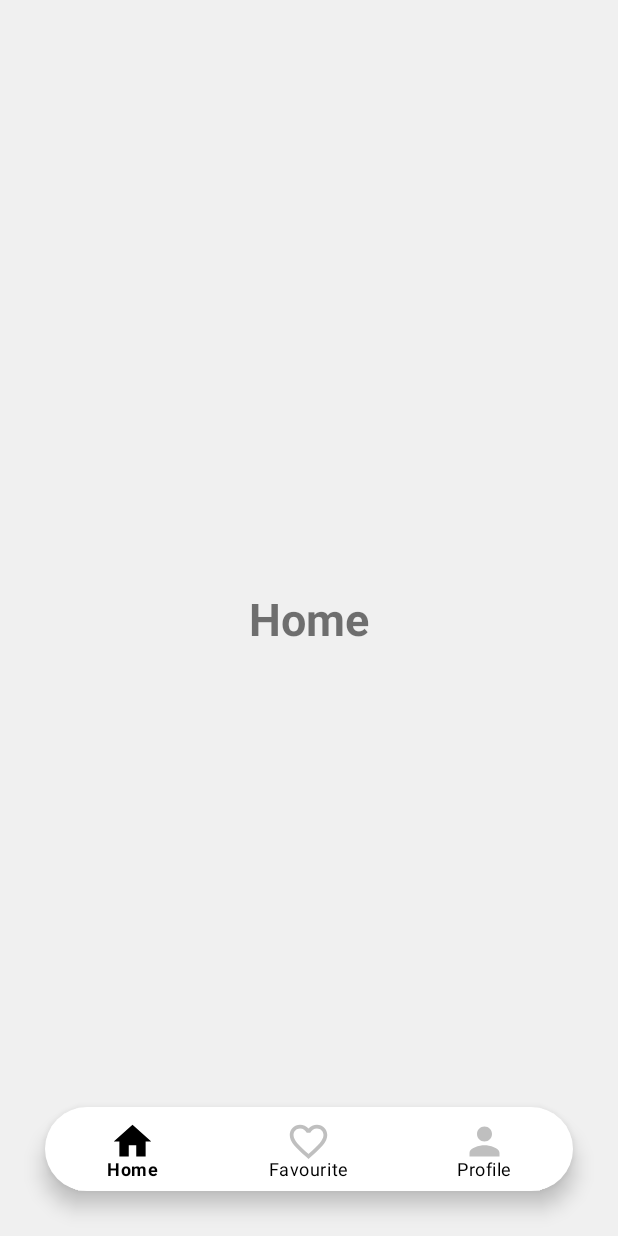
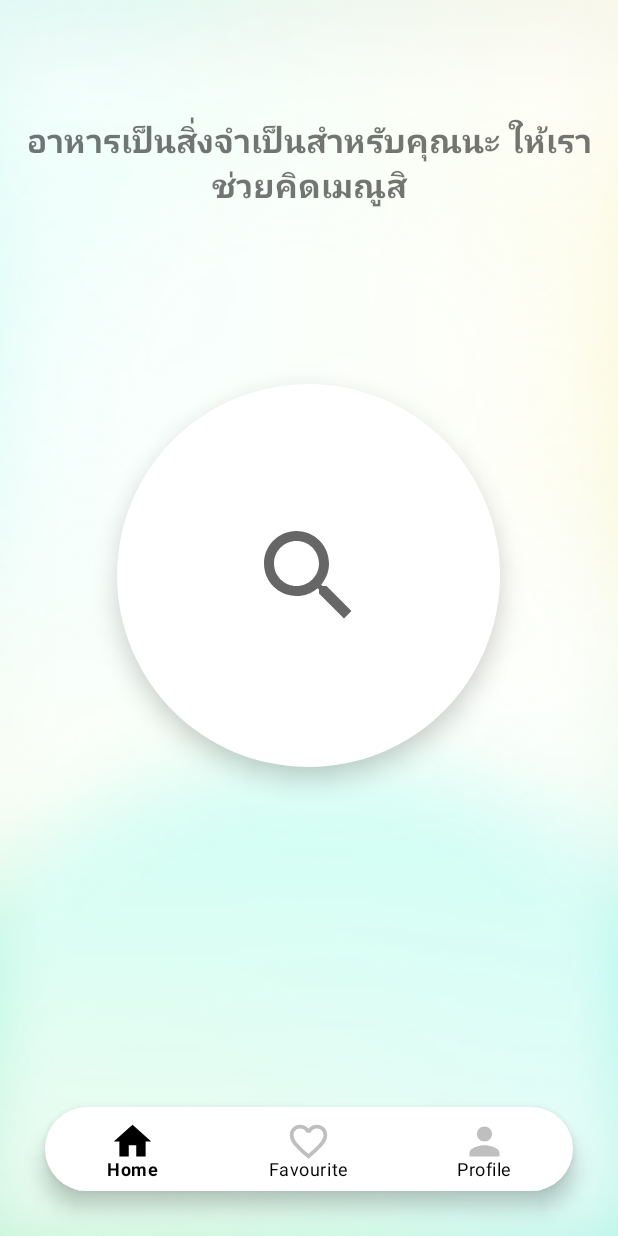
Before and after one commit to Raphdevv/Project_CSS3211, an Android app: the HomeFragment screen opened directly, with no data from a screen before it, on a phone screen of 412 x 824 dp. Run offline under Robolectric (Android 15) with nearby library versions, the phone set to English and light mode, and no system bars.

```diff
--- a/app/src/main/java/com/example/projectcss3211/HomeFragment.java
+++ b/app/src/main/java/com/example/projectcss3211/HomeFragment.java
@@ -7,6 +7,8 @@ import androidx.fragment.app.Fragment;
 import android.view.LayoutInflater;
 import android.view.View;
 import android.view.ViewGroup;
+import android.widget.Button;
+import android.widget.TextView;
 
 /**
  * A simple {@link Fragment} subclass.
@@ -17,6 +19,7 @@ public class HomeFragment extends Fragment {
 
     // TODO: Rename parameter arguments, choose names that match
     // the fragment initialization parameters, e.g. ARG_ITEM_NUMBER
+    private TextView greeting;
     private static final String ARG_PARAM1 = "param1";
     private static final String ARG_PARAM2 = "param2";
 
@@ -56,9 +59,12 @@ public class HomeFragment extends Fragment {
     }
 
     @Override
-    public View onCreateView(LayoutInflater inflater, ViewGroup container,
-                             Bundle savedInstanceState) {
-        // Inflate the layout for this fragment
-        return inflater.inflate(R.layout.fragment_home, container, false);
+    public View onCreateView(LayoutInflater inflater, ViewGroup container, Bundle savedInstanceState) {
+        View view = inflater.inflate(R.layout.fragment_home, container, false);
+        greeting = (TextView) view.findViewById(R.id.greeting_text);
+        String [] textGreeting = {"สวัสดี, ไม่รู้จะกินอะไรใช่ไหมกดปุ่มข้างดูสิ","อาหารเป็นสิ่งจำเป็นสำหรับคุณนะ ให้เราช่วยคิดเมณูสิ","หิวมากไหม ลองกดปุ่มข้างล่างสิ","ให้เราช่วยคุณนะ"};
+        int ranText = (int)(Math.random()*textGreeting.length-1)+0;
+        greeting.setText(textGreeting[ranText]);
+        return view;
     }
 }
--- a/app/src/main/java/com/example/projectcss3211/LoginActivity.java
+++ b/app/src/main/java/com/example/projectcss3211/LoginActivity.java
@@ -30,9 +30,16 @@ public class LoginActivity extends AppCompatActivity {
             public void onClick(View view) {
                 if(username.getText().toString().equals("raphaelx") && pass.getText().toString().equals("123456")){
                     startActivity(new Intent(LoginActivity.this, MainActivity.class));
+                    switch (view.getId()){
+                        case R.id.button_log:
+                            overridePendingTransition(android.R.anim.fade_in, android.R.anim.fade_out);
+                            break;
+                    }
                     Toast toast=Toast.makeText(getApplicationContext(),"เข้าสู่ระบบสำเร็จ",Toast.LENGTH_SHORT);
                     toast.setMargin(50,50);
                     toast.show();
+                    finish();
+
                 }
                 else{
                     Toast toast=Toast.makeText(getApplicationContext(),"เข้าสู่ระบบไม่สำเร็จ",Toast.LENGTH_SHORT);
--- a/app/src/main/java/com/example/projectcss3211/Main_AnyEat.java
+++ b/app/src/main/java/com/example/projectcss3211/Main_AnyEat.java
@@ -21,6 +21,12 @@ public class Main_AnyEat extends AppCompatActivity {
             @Override
             public void onClick(View view) {
                 startActivity(new Intent(Main_AnyEat.this, LoginActivity.class));
+                switch (view.getId()){
+                    case R.id.button_next:
+                        overridePendingTransition(android.R.anim.fade_in, android.R.anim.fade_out);
+                        break;
+                }
+                finish();
             }
         });
     }
--- /dev/null
+++ b/app/src/main/res/drawable/blur.xml
@@ -0,0 +1,8 @@
+<?xml version="1.0" encoding="utf-8"?>
+<shape
+    android:shape="rectangle"
+    xmlns:android="http://schemas.android.com/apk/res/android">
+    <solid android:color="#FFFFFF"/>
+    <corners android:radius="1000dp"/>
+
+</shape>
--- /dev/null
+++ b/app/src/main/res/drawable/ic_search.xml
@@ -0,0 +1,10 @@
+<vector xmlns:android="http://schemas.android.com/apk/res/android"
+    android:width="80dp"
+    android:height="80dp"
+    android:viewportWidth="24"
+    android:viewportHeight="24"
+    android:tint="?attr/colorControlNormal">
+  <path
+      android:fillColor="@android:color/black"
+      android:pathData="M15.5,14h-0.79l-0.28,-0.27C15.41,12.59 16,11.11 16,9.5 16,5.91 13.09,3 9.5,3S3,5.91 3,9.5 5.91,16 9.5,16c1.61,0 3.09,-0.59 4.23,-1.57l0.27,0.28v0.79l5,4.99L20.49,19l-4.99,-5zM9.5,14C7.01,14 5,11.99 5,9.5S7.01,5 9.5,5 14,7.01 14,9.5 11.99,14 9.5,14z"/>
+</vector>
--- a/app/src/main/res/layout/fragment_favourite.xml
+++ b/app/src/main/res/layout/fragment_favourite.xml
@@ -8,7 +8,7 @@
     tools:context=".HomeFragment">
 
     <TextView
-        android:id="@+id/textView"
+        android:id="@+id/greeting_text"
         android:layout_width="wrap_content"
         android:layout_height="wrap_content"
         android:text="Favourite"
--- a/app/src/main/res/layout/fragment_home.xml
+++ b/app/src/main/res/layout/fragment_home.xml
@@ -1,22 +1,63 @@
 <?xml version="1.0" encoding="utf-8"?>
-<androidx.constraintlayout.widget.ConstraintLayout xmlns:android="http://schemas.android.com/apk/res/android"
+<FrameLayout xmlns:android="http://schemas.android.com/apk/res/android"
     xmlns:app="http://schemas.android.com/apk/res-auto"
-    xmlns:tools="http://schemas.android.com/tools"
+    android:layout_width="fill_parent"
+    android:layout_height="fill_parent"
+    android:background="@drawable/blur">
+
+    <ImageView
+        android:layout_width="fill_parent"
+        android:layout_height="fill_parent"
+        android:scaleType="centerCrop"
+        android:src="@drawable/bg_ano" />
+
+    <LinearLayout
         android:layout_width="match_parent"
         android:layout_height="match_parent"
-    android:background="@color/home"
-    tools:context=".HomeFragment">
+        android:orientation="vertical">
+
+        <LinearLayout
+            android:layout_width="fill_parent"
+            android:layout_height="216dp"
+            android:layout_gravity="top"
+            android:gravity="center"
+            android:orientation="horizontal">
 
             <TextView
-        android:id="@+id/textView"
+                android:id="@+id/greeting_text"
                 android:layout_width="wrap_content"
                 android:layout_height="wrap_content"
-        android:text="Home"
-        android:textSize="30dp"
+                android:fontFamily="sans-serif"
+                android:textAlignment="center"
+                android:textAllCaps="false"
+                android:textSize="22dp"
                 android:textStyle="bold"
                 app:layout_constraintBottom_toBottomOf="parent"
                 app:layout_constraintEnd_toEndOf="parent"
-        app:layout_constraintHorizontal_bias="0.5"
                 app:layout_constraintStart_toStartOf="parent"
-        app:layout_constraintTop_toTopOf="parent" />
-</androidx.constraintlayout.widget.ConstraintLayout>
+                app:layout_constraintTop_toTopOf="parent"
+                app:layout_constraintVertical_bias="0.156" />
+
+        </LinearLayout>
+
+        <LinearLayout
+            android:layout_width="fill_parent"
+            android:layout_height="fill_parent"
+            android:gravity="center"
+            android:orientation="horizontal">
+
+            <ImageButton
+                android:id="@+id/imageButton2"
+                android:layout_width="255dp"
+                android:layout_height="255dp"
+                android:background="@drawable/blur"
+                android:layout_gravity="top"
+                android:layout_marginTop="40dp"
+                android:elevation="10dp"
+                android:outlineAmbientShadowColor="@color/black"
+                android:src="@drawable/ic_search" />
+        </LinearLayout>
+
+    </LinearLayout>
+
+</FrameLayout>
--- a/app/src/main/res/layout/fragment_profile.xml
+++ b/app/src/main/res/layout/fragment_profile.xml
@@ -8,7 +8,7 @@
     tools:context=".HomeFragment">
 
     <TextView
-        android:id="@+id/textView"
+        android:id="@+id/greeting_text"
         android:layout_width="wrap_content"
         android:layout_height="wrap_content"
         android:text="Profile"
--- a/build.gradle
+++ b/build.gradle
@@ -12,6 +12,7 @@ buildscript {
     }
 }
 
+
 task clean(type: Delete) {
     delete rootProject.buildDir
 }
```
Also changed, not shown: app/src/main/res/drawable-v24/bg_ano.png (added). Lines whose indentation alone changed are shown as unchanged.
